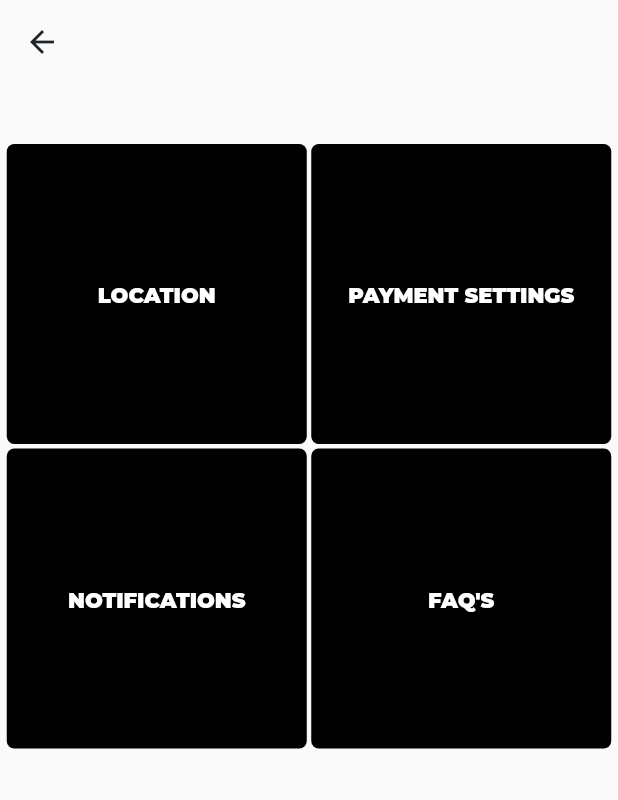
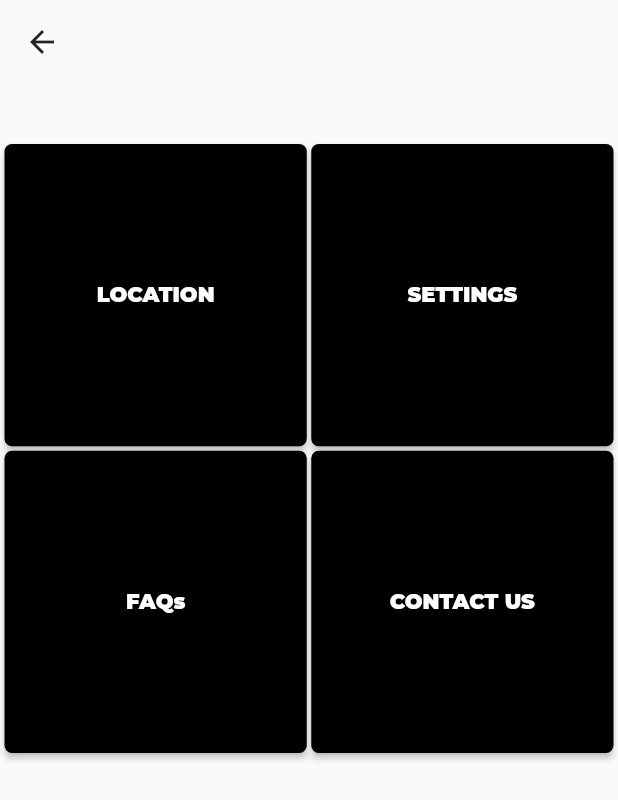
Before and after one commit to MustafaM24/way, a Flutter app: the BuisnessProfile screen opened directly, after a tap on "SETTINGS", on a phone screen of 412 x 824 dp. Shown: the top 800 px of the screen. Run offline on Flutter 3.47's test engine with Material 2 defaults, Android fonts, the light colour scheme and no system bars; our stand-ins replace carousel_slider, flutter_signin_button, google_fonts, image_picker, like_button, lottie and 3 more; missing offline and left inert: icon_decoration.

Commit message:
Add files via upload

```diff
--- a/lib/app/pages/buisness_screens/buisnessprofile/buisnessprofile.dart
+++ b/lib/app/pages/buisness_screens/buisnessprofile/buisnessprofile.dart
@@ -22,7 +22,8 @@ class BuisnessProfile extends StatelessWidget {
             fontSize: 16.0,
             fontWeight: FontWeight.w900,
             letterSpacing: 0.7,
-                color: Color(0xFF000000)),
+            color: Color(0xFF000000),
+          ),
         ),
       ),
       body: SingleChildScrollView(
@@ -50,34 +51,25 @@ class BuisnessProfile extends StatelessWidget {
                 style: TextStyle(fontSize: 13, fontWeight: FontWeight.w900),
               ),
               SizedBox(height: 20),
-                Row(
-                  mainAxisAlignment: MainAxisAlignment.center,
+              Padding(
+                padding: EdgeInsets.symmetric(horizontal: 3),
+// )
+                child: GridView.count(
+                  shrinkWrap: true,
+                  physics: NeverScrollableScrollPhysics(),
+                  crossAxisCount: 2,
+                  mainAxisSpacing: 3,
+                  crossAxisSpacing: 3,
                   children: [
                     _buildButton(context, 'ACCOUNT DETAILS', BuisnessDetail()),
-                    // _buildButton(context, 'ACCOUNT DETAILS'),
-                    SizedBox(width: 3),
                     _buildButton(context, 'SETTINGS', BuisnessSettings()),
+                    _buildButton(context, 'FAQs', BuisnessFAQsPage()),
+                    _buildButton(
+                        context, 'CONTACT US', BuisnessContactUsPage()),
+                    _buildButton(
+                        context, 'GIVE US A REVIEW', CustomerFeedbackScreen()),
                   ],
                 ),
-                SizedBox(height: 3),
-                Row(
-                  mainAxisAlignment: MainAxisAlignment.center,
-                  children: [
-                    _buildButton(context, 'FAQs', BuisnessFAQsPage()),
-                    SizedBox(width: 3),
-                    _buildButton(
-                        context, 'CONTACT US', BuisnessContactUsPage()),
-                  ],
-                ),
-                SizedBox(height: 3),
-                Row(
-                  mainAxisAlignment: MainAxisAlignment.center,
-                  children: [
-                    _buildButton(context, 'REVIEWS', CustomerFeedbackScreen()),
-                    SizedBox(width: 203),
-                    // SizedBox(width: 3),
-                    // _buildButton(context, 'Button 4'),
-                  ],
               ),
               SizedBox(height: 100),
               Padding(
@@ -113,25 +105,28 @@ class BuisnessProfile extends StatelessWidget {
             ],
           ),
         ),
-        ));
+      ),
+    );
   }
 
   Widget _buildButton(BuildContext context, String text, Widget route) {
-    return GestureDetector(
-      onTap: () {
+    return SizedBox(
+      width: MediaQuery.of(context).size.width *
+          0.4, // Set width to 40% of the screen width
+      height: 100,
+      child: ElevatedButton(
+        onPressed: () {
           Navigator.push(
             context,
             MaterialPageRoute(builder: (context) => route),
           );
         },
-      child: Container(
-        decoration: BoxDecoration(
-          color: Colors.black,
+        style: ElevatedButton.styleFrom(
+          primary: Colors.black,
+          shape: RoundedRectangleBorder(
             borderRadius: BorderRadius.circular(5),
           ),
-        height: 200,
-        width: 200,
-        child: Center(
+        ),
         child: Text(
           text,
           style: TextStyle(
@@ -141,7 +136,6 @@ class BuisnessProfile extends StatelessWidget {
           ),
         ),
       ),
-      ),
     );
   }
 }
--- a/lib/app/pages/buisness_screens/buisnessprofile/settings/buisnessSettings.dart
+++ b/lib/app/pages/buisness_screens/buisnessprofile/settings/buisnessSettings.dart
@@ -20,47 +20,47 @@ class BuisnessSettings extends StatelessWidget {
           child: Column(
             children: [
               SizedBox(height: 40),
-                Row(
-                  mainAxisAlignment: MainAxisAlignment.center,
+              Padding(
+                padding: EdgeInsets.symmetric(horizontal: 3),
+                child: GridView.count(
+                  shrinkWrap: true,
+                  physics: NeverScrollableScrollPhysics(),
+                  crossAxisCount: 2,
+                  mainAxisSpacing: 3,
+                  crossAxisSpacing: 3,
                   children: [
                     _buildButton(context, 'LOCATION', Location()),
-                    // _buildButton(context, 'ACCOUNT DETAILS'),
-                    SizedBox(width: 3),
-                    _buildButton(
-                        context, 'PAYMENT SETTINGS', PaymentSettingsScreen()),
+                    _buildButton(context, 'SETTINGS', PaymentSettingsScreen()),
+                    _buildButton(context, 'FAQs', Notifications()),
+                    _buildButton(context, 'CONTACT US', BuisnessFAQsPage()),
                   ],
                 ),
-                SizedBox(height: 3),
-                Row(
-                  mainAxisAlignment: MainAxisAlignment.center,
-                  children: [
-                    _buildButton(context, 'NOTIFICATIONS', Notifications()),
-                    SizedBox(width: 3),
-                    _buildButton(context, "FAQ'S", BuisnessFAQsPage()),
-                  ],
               ),
             ],
           ),
         ),
-        ));
+      ),
+    );
   }
 
   Widget _buildButton(BuildContext context, String text, Widget route) {
-    return GestureDetector(
-      onTap: () {
+    return SizedBox(
+      width: MediaQuery.of(context).size.width *
+          0.4, // Set width to 40% of the screen width
+      height: 100,
+      child: ElevatedButton(
+        onPressed: () {
           Navigator.push(
             context,
             MaterialPageRoute(builder: (context) => route),
           );
         },
-      child: Container(
-        decoration: BoxDecoration(
-          color: Colors.black,
+        style: ElevatedButton.styleFrom(
+          primary: Colors.black,
+          shape: RoundedRectangleBorder(
             borderRadius: BorderRadius.circular(5),
           ),
-        height: 200,
-        width: 200,
-        child: Center(
+        ),
         child: Text(
           text,
           style: TextStyle(
@@ -70,7 +70,77 @@ class BuisnessSettings extends StatelessWidget {
           ),
         ),
       ),
-      ),
     );
   }
 }
+
+
+
+// class BuisnessSettings extends StatelessWidget {
+//   @override
+//   Widget build(BuildContext context) {
+//     return Scaffold(
+//         appBar: AppBar(
+//           elevation: 0,
+//           backgroundColor: CustomColors.transparent,
+//           iconTheme: const IconThemeData(color: CustomColors.secondaryblack),
+//         ),
+//         body: SingleChildScrollView(
+//           child: Center(
+//             child: Column(
+//               children: [
+//                 SizedBox(height: 40),
+//                 Row(
+//                   mainAxisAlignment: MainAxisAlignment.center,
+//                   children: [
+//                     _buildButton(context, 'LOCATION', Location()),
+//                     // _buildButton(context, 'ACCOUNT DETAILS'),
+//                     SizedBox(width: 3),
+//                     _buildButton(
+//                         context, 'PAYMENT SETTINGS', PaymentSettingsScreen()),
+//                   ],
+//                 ),
+//                 SizedBox(height: 3),
+//                 Row(
+//                   mainAxisAlignment: MainAxisAlignment.center,
+//                   children: [
+//                     _buildButton(context, 'NOTIFICATIONS', Notifications()),
+//                     SizedBox(width: 3),
+//                     _buildButton(context, "FAQ'S", BuisnessFAQsPage()),
+//                   ],
+//                 ),
+//               ],
+//             ),
+//           ),
+//         ));
+//   }
+
+//   Widget _buildButton(BuildContext context, String text, Widget route) {
+//     return GestureDetector(
+//       onTap: () {
+//         Navigator.push(
+//           context,
+//           MaterialPageRoute(builder: (context) => route),
+//         );
+//       },
+//       child: Container(
+//         decoration: BoxDecoration(
+//           color: Colors.black,
+//           borderRadius: BorderRadius.circular(5),
+//         ),
+//         height: 200,
+//         width: 200,
+//         child: Center(
+//           child: Text(
+//             text,
+//             style: TextStyle(
+//               color: Colors.white,
+//               fontWeight: FontWeight.w900,
+//               fontSize: 14,
+//             ),
+//           ),
+//         ),
+//       ),
+//     );
+//   }
+// }
```
Also changed, not shown: lib/app/pages/personal_screens/userProfile/userProfile.dart (+27 -34 lines). Lines whose indentation alone changed are shown as unchanged.
